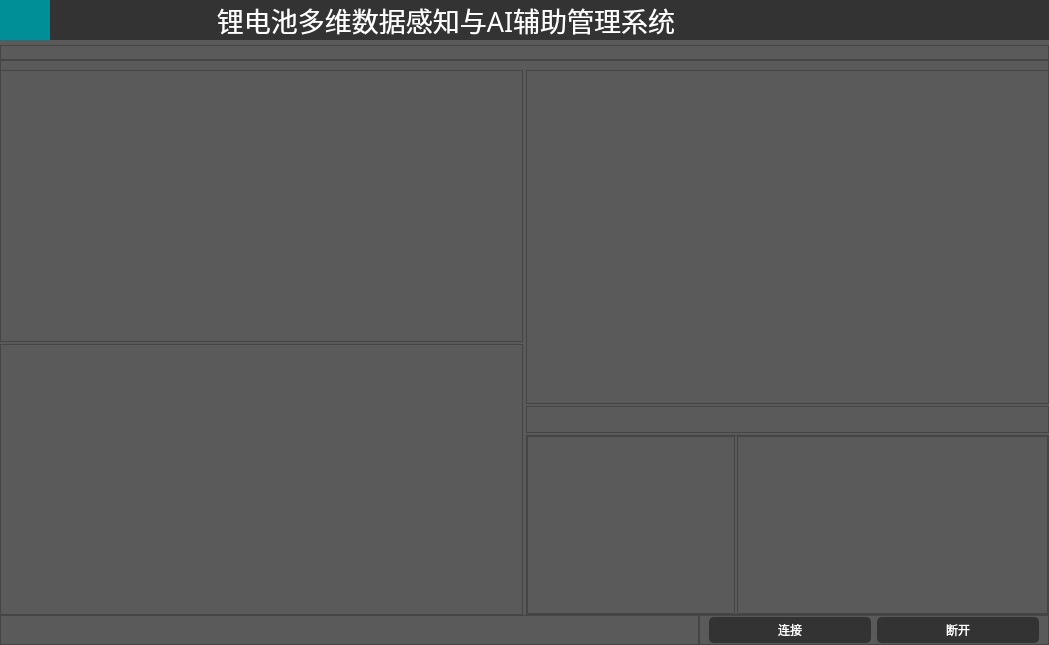
Before: the Qt Designer form ui/ui_main.ui in saberrin/EIS_GUI, drawn with Qt 5.
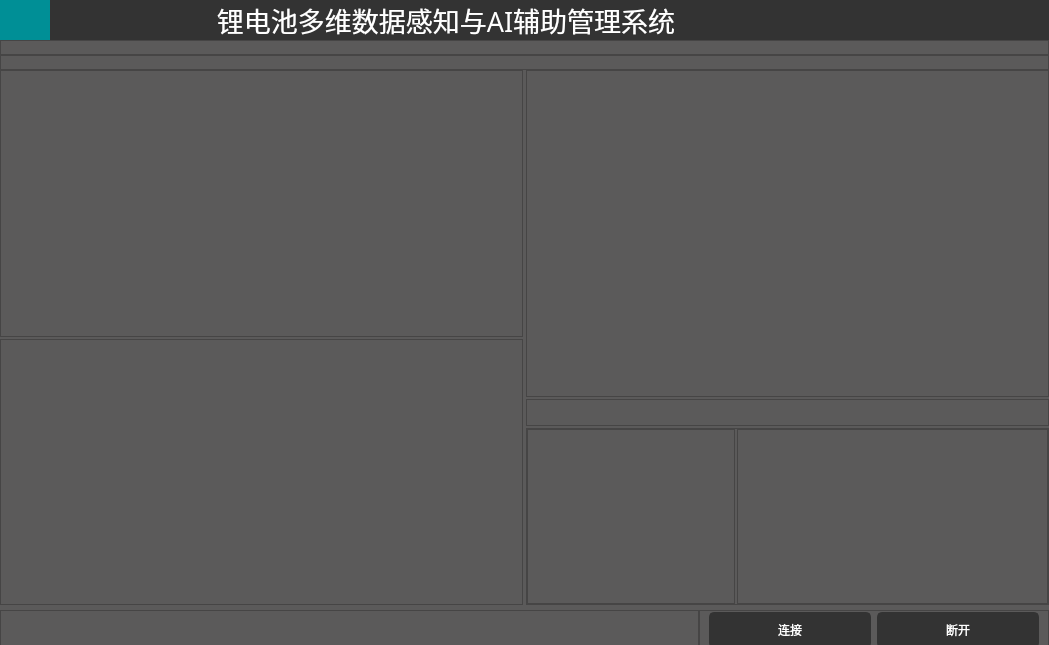
After: the same form once the commit is applied. Icons and pictures are not drawn.

Diff of the .ui file:
```diff
--- a/ui/ui_main.ui
+++ b/ui/ui_main.ui
@@ -579,7 +579,7 @@
             <property name="maximumSize">
              <size>
               <width>16777215</width>
-              <height>20</height>
+              <height>40</height>
              </size>
             </property>
             <property name="frameShape">
@@ -1279,7 +1279,7 @@
             <property name="minimumSize">
              <size>
               <width>0</width>
-              <height>30</height>
+              <height>40</height>
              </size>
             </property>
             <property name="maximumSize">
```
